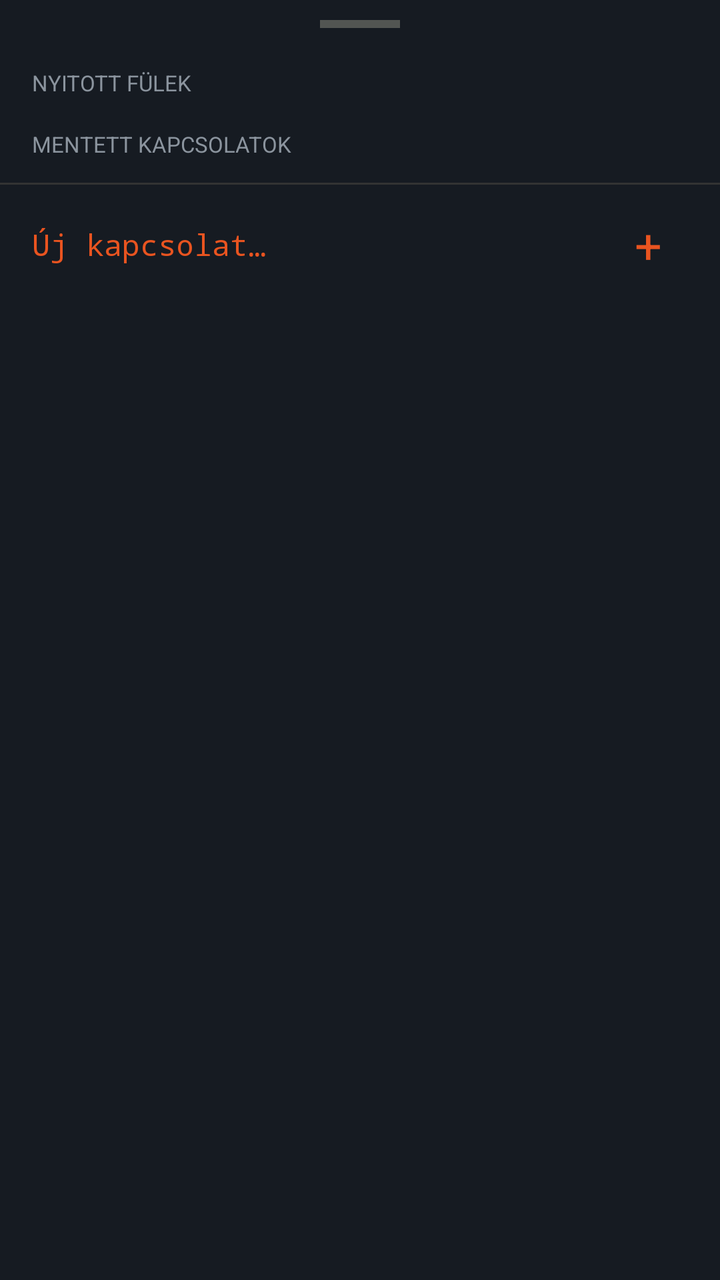
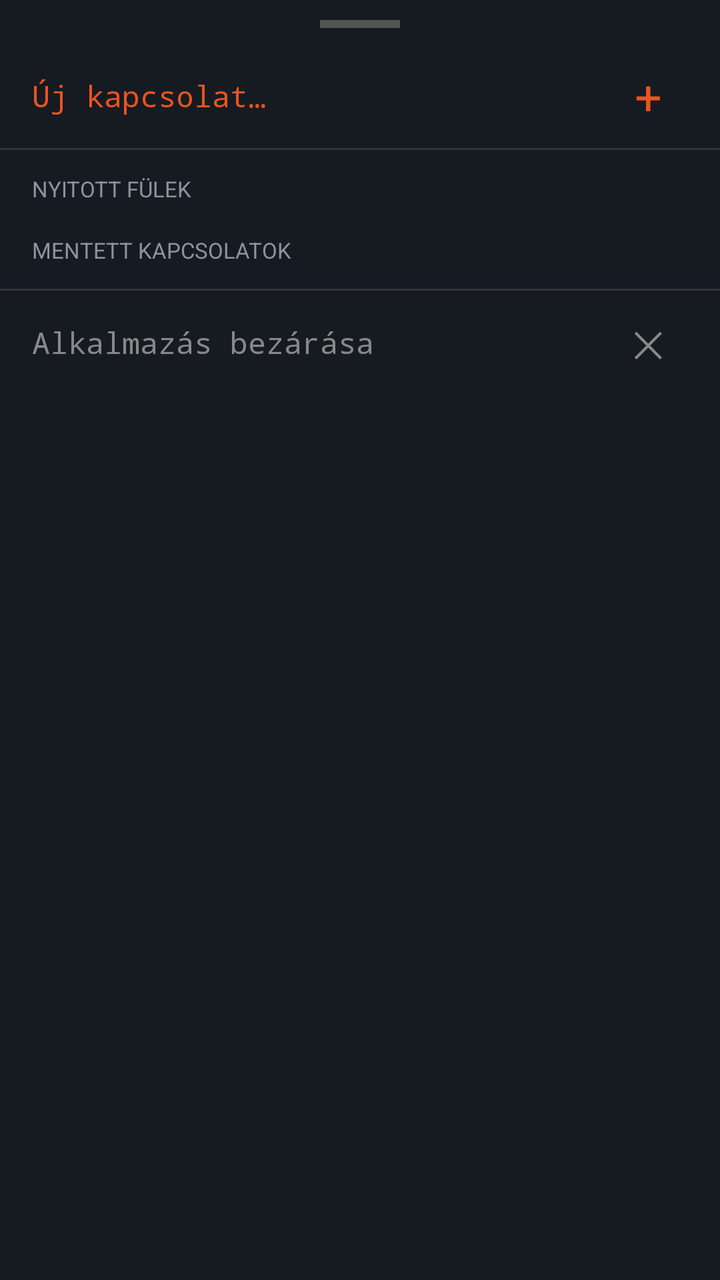

Two renders of the same Android screen: before a commit and after it. Below are the layout's source before the change and the commit's diff.
<!-- AndroidManifest.xml: application theme Theme.KonsoleSSH -->
<!-- res/layout/dialog_tab_picker.xml -->
<?xml version="1.0" encoding="utf-8"?>
<LinearLayout
    xmlns:android="http://schemas.android.com/apk/res/android"
    android:layout_width="match_parent"
    android:layout_height="wrap_content"
    android:orientation="vertical"
    android:background="@color/card_bg">

    
    <View
        android:layout_width="40dp"
        android:layout_height="4dp"
        android:layout_gravity="center_horizontal"
        android:layout_marginTop="10dp"
        android:layout_marginBottom="8dp"
        android:background="#555555"
        android:layerType="software" />

    <ScrollView
        android:layout_width="match_parent"
        android:layout_height="wrap_content"
        android:maxHeight="600dp">

        <LinearLayout
            android:layout_width="match_parent"
            android:layout_height="wrap_content"
            android:orientation="vertical">

            
            <TextView
                android:id="@+id/labelOpenTabs"
                android:layout_width="match_parent"
                android:layout_height="wrap_content"
                android:text="Nyitott fülek"
                android:textColor="@color/text_secondary"
                android:textSize="11sp"
                android:textAllCaps="true"
                android:paddingStart="16dp"
                android:paddingEnd="16dp"
                android:paddingTop="12dp"
                android:paddingBottom="4dp" />

            <LinearLayout
                android:id="@+id/containerTabs"
                android:layout_width="match_parent"
                android:layout_height="wrap_content"
                android:orientation="vertical" />

            
            <TextView
                android:id="@+id/labelSaved"
                android:layout_width="match_parent"
                android:layout_height="wrap_content"
                android:text="Mentett kapcsolatok"
                android:textColor="@color/text_secondary"
                android:textSize="11sp"
                android:textAllCaps="true"
                android:paddingStart="16dp"
                android:paddingEnd="16dp"
                android:paddingTop="12dp"
                android:paddingBottom="4dp" />

            <LinearLayout
                android:id="@+id/containerSaved"
                android:layout_width="match_parent"
                android:layout_height="wrap_content"
                android:orientation="vertical" />

            
            <View
                android:layout_width="match_parent"
                android:layout_height="1dp"
                android:layout_marginTop="8dp"
                android:layout_marginBottom="4dp"
                android:background="#333333" />

            
            <LinearLayout
                android:id="@+id/btnNewConnection"
                android:layout_width="match_parent"
                android:layout_height="52dp"
                android:orientation="horizontal"
                android:gravity="center_vertical"
                android:paddingStart="16dp"
                android:paddingEnd="16dp"
                android:background="?attr/selectableItemBackground">

                <TextView
                    android:layout_width="0dp"
                    android:layout_height="wrap_content"
                    android:layout_weight="1"
                    android:text="Új kapcsolat…"
                    android:textColor="@color/accent"
                    android:textSize="15sp"
                    android:fontFamily="monospace" />

                <TextView
                    android:layout_width="40dp"
                    android:layout_height="40dp"
                    android:gravity="center"
                    android:text="+"
                    android:textColor="@color/accent"
                    android:textSize="24sp" />

            </LinearLayout>

            <View android:layout_width="match_parent" android:layout_height="8dp" />

        </LinearLayout>
    </ScrollView>

</LinearLayout>
<!-- resources referenced by this layout -->
<resources>
  <color name="accent">#E95420</color>
  <color name="card_bg">#161B22</color>
  <color name="text_secondary">#8B949E</color>
  <style name="Theme.KonsoleSSH" parent="Theme.MaterialComponents.DayNight.NoActionBar">
          <item name="colorPrimary">@color/accent</item>
          <item name="colorPrimaryVariant">@color/toolbar_bg</item>
          <item name="colorOnPrimary">@color/white</item>
          <item name="colorSecondary">@color/accent</item>
          <item name="colorOnSecondary">@color/white</item>
          <item name="colorSurface">@color/card_bg</item>
          <item name="colorOnSurface">@color/text_primary</item>
          <item name="android:colorBackground">@color/terminal_bg</item>
          <item name="android:windowBackground">@color/terminal_bg</item>
          <item name="colorOnBackground">@color/text_primary</item>
          <item name="android:statusBarColor">@color/toolbar_bg</item>
          <item name="android:navigationBarColor">@color/terminal_bg</item>
          <item name="android:textColor">@color/text_primary</item>
      </style>
  <color name="toolbar_bg">#161B22</color>
  <color name="white">#FFFFFF</color>
  <color name="text_primary">#E6EDF3</color>
  <color name="terminal_bg">#0D1117</color>
</resources>

<!-- the commit's change to res/layout/dialog_tab_picker.xml (unified diff, before → after) -->
@@ -15,6 +15,42 @@
         android:layout_marginBottom="8dp"
         android:background="#555555"
         android:layerType="software" />
+
+    
+    <LinearLayout
+        android:id="@+id/btnNewConnection"
+        android:layout_width="match_parent"
+        android:layout_height="52dp"
+        android:orientation="horizontal"
+        android:gravity="center_vertical"
+        android:paddingStart="16dp"
+        android:paddingEnd="16dp"
+        android:background="?attr/selectableItemBackground">
+
+        <TextView
+            android:layout_width="0dp"
+            android:layout_height="wrap_content"
+            android:layout_weight="1"
+            android:text="Új kapcsolat…"
+            android:textColor="@color/accent"
+            android:textSize="15sp"
+            android:fontFamily="monospace" />
+
+        <TextView
+            android:layout_width="40dp"
+            android:layout_height="40dp"
+            android:gravity="center"
+            android:text="+"
+            android:textColor="@color/accent"
+            android:textSize="24sp" />
+
+    </LinearLayout>
+
+    
+    <View
+        android:layout_width="match_parent"
+        android:layout_height="1dp"
+        android:background="#333333" />
 
     <ScrollView
         android:layout_width="match_parent"
@@ -66,47 +102,45 @@
                 android:layout_height="wrap_content"
                 android:orientation="vertical" />
 
-            
-            <View
-                android:layout_width="match_parent"
-                android:layout_height="1dp"
-                android:layout_marginTop="8dp"
-                android:layout_marginBottom="4dp"
-                android:background="#333333" />
-
-            
-            <LinearLayout
-                android:id="@+id/btnNewConnection"
-                android:layout_width="match_parent"
-                android:layout_height="52dp"
-                android:orientation="horizontal"
-                android:gravity="center_vertical"
-                android:paddingStart="16dp"
-                android:paddingEnd="16dp"
-                android:background="?attr/selectableItemBackground">
-
-                <TextView
-                    android:layout_width="0dp"
-                    android:layout_height="wrap_content"
-                    android:layout_weight="1"
-                    android:text="Új kapcsolat…"
-                    android:textColor="@color/accent"
-                    android:textSize="15sp"
-                    android:fontFamily="monospace" />
-
-                <TextView
-                    android:layout_width="40dp"
-                    android:layout_height="40dp"
-                    android:gravity="center"
-                    android:text="+"
-                    android:textColor="@color/accent"
-                    android:textSize="24sp" />
-
-            </LinearLayout>
-
             <View android:layout_width="match_parent" android:layout_height="8dp" />
 
         </LinearLayout>
     </ScrollView>
 
+    
+    <View
+        android:layout_width="match_parent"
+        android:layout_height="1dp"
+        android:background="#333333" />
+
+    
+    <LinearLayout
+        android:id="@+id/btnCloseApp"
+        android:layout_width="match_parent"
+        android:layout_height="52dp"
+        android:orientation="horizontal"
+        android:gravity="center_vertical"
+        android:paddingStart="16dp"
+        android:paddingEnd="16dp"
+        android:background="?attr/selectableItemBackground">
+
+        <TextView
+            android:layout_width="0dp"
+            android:layout_height="wrap_content"
+            android:layout_weight="1"
+            android:text="Alkalmazás bezárása"
+            android:textColor="#888888"
+            android:textSize="15sp"
+            android:fontFamily="monospace" />
+
+        <TextView
+            android:layout_width="40dp"
+            android:layout_height="40dp"
+            android:gravity="center"
+            android:text="✕"
+            android:textColor="#888888"
+            android:textSize="18sp" />
+
+    </LinearLayout>
+
 </LinearLayout>
